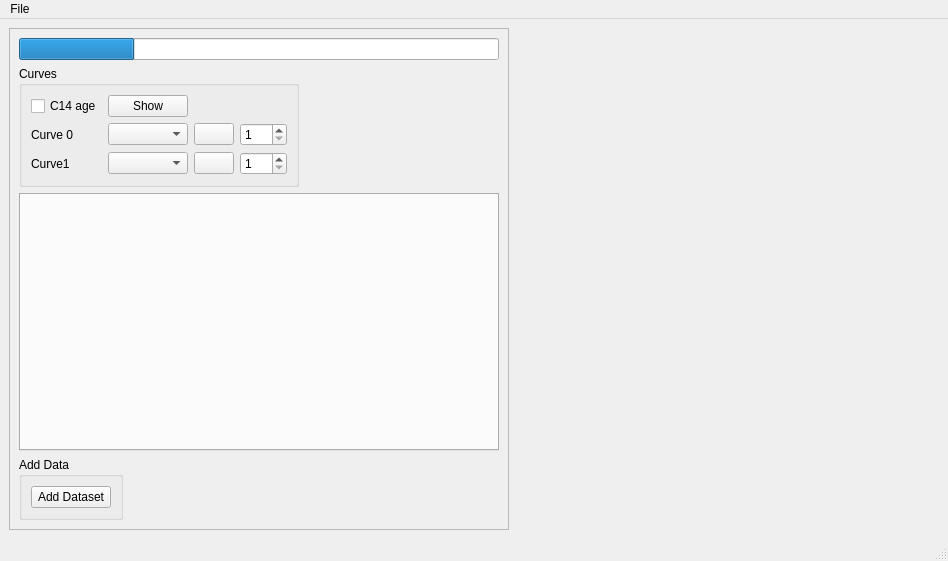
Qt form Library/UIFiles/MainWindow.ui (Theserich/Wigglematcher) before a commit.
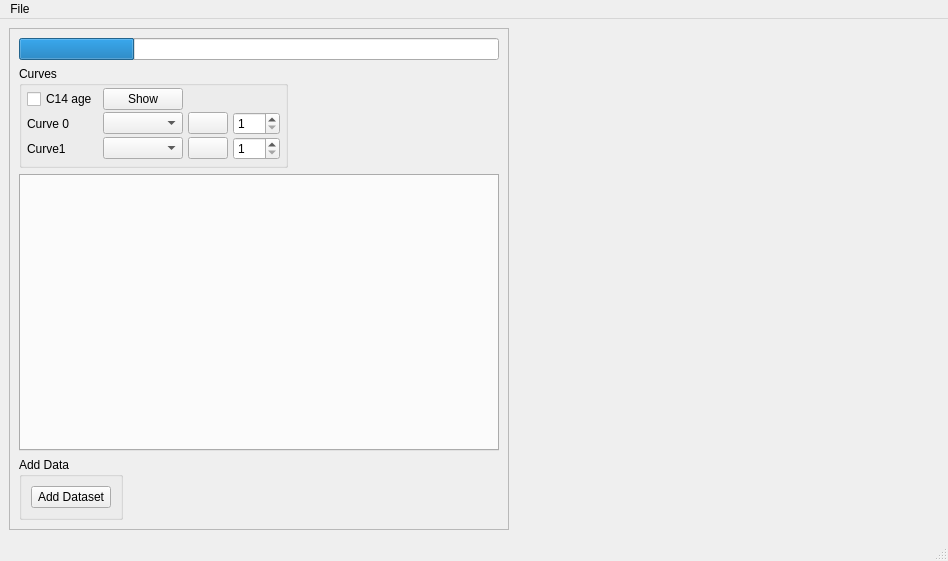
The same form after that commit. Custom widgets are drawn as their Qt base class.

Patch:
```diff
--- a/Library/UIFiles/MainWindow.ui
+++ b/Library/UIFiles/MainWindow.ui
@@ -98,6 +98,24 @@
            <string>Curves</string>
           </property>
           <layout class="QGridLayout" name="gridLayout_3">
+           <property name="leftMargin">
+            <number>5</number>
+           </property>
+           <property name="topMargin">
+            <number>2</number>
+           </property>
+           <property name="rightMargin">
+            <number>5</number>
+           </property>
+           <property name="bottomMargin">
+            <number>5</number>
+           </property>
+           <property name="horizontalSpacing">
+            <number>5</number>
+           </property>
+           <property name="verticalSpacing">
+            <number>2</number>
+           </property>
            <item row="0" column="0">
             <widget class="QCheckBox" name="ageBox">
              <property name="enabled">
```
